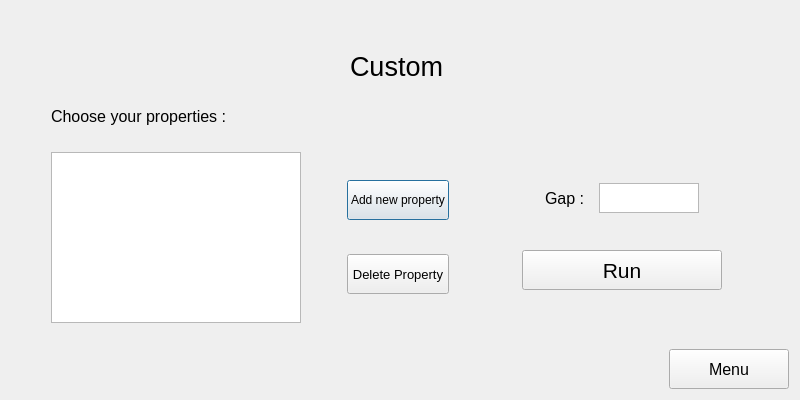
Before: the Qt Designer form SemGridsMakerPyQt/view/viewUi/custom.ui in guilhemelias/SemGrids-Maker, drawn with Qt 5.
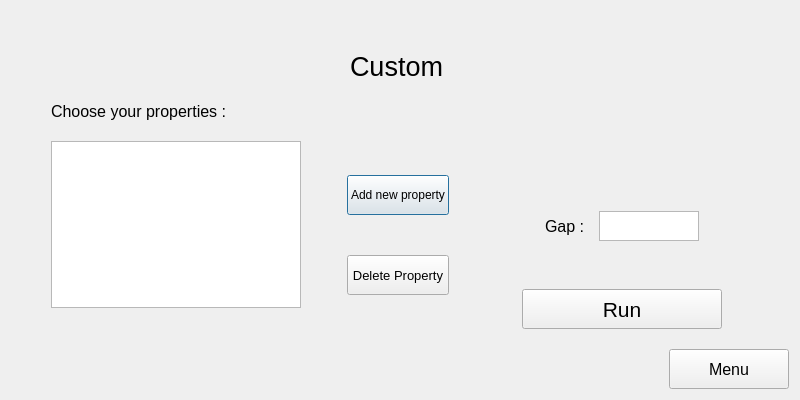
After: the same form once the commit is applied.

Commit message: [DEV] App Error handling defined

The edit to the form file:
```diff
--- a/SemGridsMakerPyQt/view/viewUi/custom.ui
+++ b/SemGridsMakerPyQt/view/viewUi/custom.ui
@@ -160,6 +160,10 @@
    <item>
     <layout class="QHBoxLayout" name="horizontalLayout_2">
      <item>
+      <layout class="QVBoxLayout" name="verticalLayout_5">
+       <item>
+        <layout class="QHBoxLayout" name="horizontalLayout_8">
+         <item>
       <spacer name="horizontalSpacer_7">
        <property name="orientation">
         <enum>Qt::Horizontal</enum>
@@ -201,6 +205,25 @@
        </property>
       </spacer>
      </item>
+        </layout>
+       </item>
+       <item>
+        <widget class="QLabel" name="labelError">
+         <property name="font">
+          <font>
+           <pointsize>10</pointsize>
+          </font>
+         </property>
+         <property name="text">
+          <string/>
+         </property>
+         <property name="alignment">
+          <set>Qt::AlignCenter</set>
+         </property>
+        </widget>
+       </item>
+      </layout>
+     </item>
      <item>
       <layout class="QVBoxLayout" name="verticalLayout_3">
        <item>
@@ -255,12 +278,19 @@
      </item>
      <item>
       <layout class="QVBoxLayout" name="verticalLayout_2">
-       <item>
-        <layout class="QHBoxLayout" name="horizontalLayout_7"/>
-       </item>
        <item>
         <layout class="QHBoxLayout" name="horizontalLayout_5">
          <item>
+          <layout class="QVBoxLayout" name="verticalLayout_8">
+           <property name="bottomMargin">
+            <number>20</number>
+           </property>
+           <item>
+            <layout class="QHBoxLayout" name="horizontalLayout_7">
+             <property name="topMargin">
+              <number>70</number>
+             </property>
+             <item>
           <spacer name="horizontalSpacer_4">
            <property name="orientation">
             <enum>Qt::Horizontal</enum>
@@ -318,6 +348,25 @@
             </size>
            </property>
           </spacer>
+             </item>
+            </layout>
+           </item>
+           <item>
+            <widget class="QLabel" name="LabelErrorGap">
+             <property name="font">
+              <font>
+               <pointsize>10</pointsize>
+              </font>
+             </property>
+             <property name="text">
+              <string/>
+             </property>
+             <property name="alignment">
+              <set>Qt::AlignCenter</set>
+             </property>
+            </widget>
+           </item>
+          </layout>
          </item>
         </layout>
        </item>
```
Lines whose indentation alone changed are shown as unchanged. The commit also changes 4 other files.
